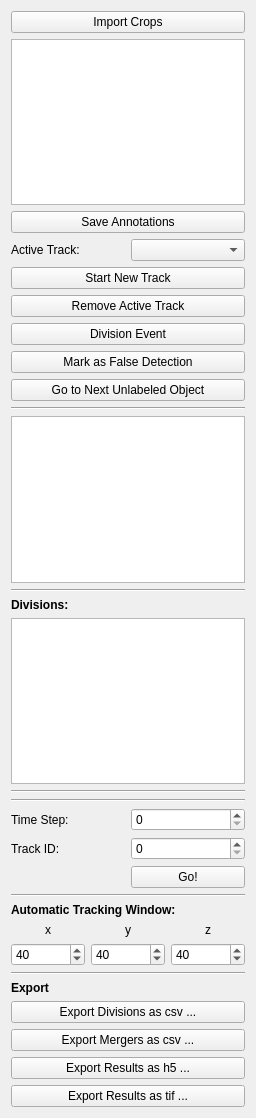
First picture: the form in ilastik/applets/tracking/structured/drawer.ui, repository ilastik/ilastik, before the edit.
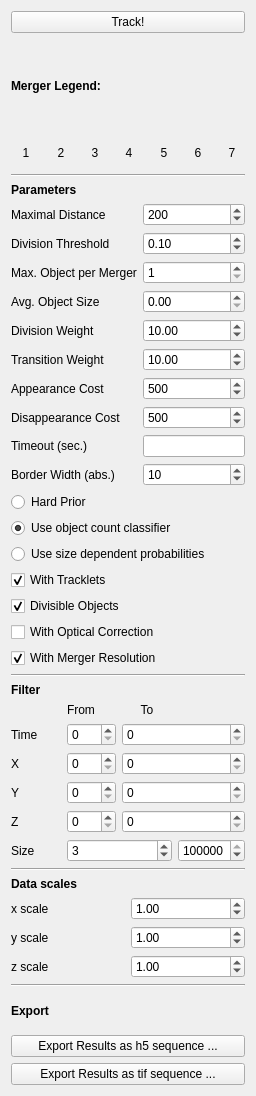
Second picture: the form after the edit. Custom widgets are drawn as their Qt base class.

Commit message: Ported ConsTracking to Structure Tracking Applet.

Diff of the .ui file:
```diff
--- a/ilastik/applets/tracking/structured/drawer.ui
+++ b/ilastik/applets/tracking/structured/drawer.ui
@@ -7,7 +7,7 @@
     <x>0</x>
     <y>0</y>
     <width>256</width>
-    <height>1118</height>
+    <height>1096</height>
    </rect>
   </property>
   <property name="sizePolicy">
@@ -31,225 +31,732 @@
   <property name="windowTitle">
    <string>Form</string>
   </property>
-  <layout class="QGridLayout" name="gridLayout">
-   <item row="0" column="0">
-    <layout class="QVBoxLayout" name="verticalLayout_8">
+  <layout class="QVBoxLayout" name="verticalLayout_4">
+   <item>
+    <widget class="QPushButton" name="TrackButton">
+     <property name="styleSheet">
+      <string notr="true"/>
+     </property>
+     <property name="text">
+      <string>Track!</string>
+     </property>
+    </widget>
+   </item>
+   <item>
+    <widget class="QLabel" name="label_4">
+     <property name="font">
+      <font>
+       <weight>75</weight>
+       <bold>true</bold>
+      </font>
+     </property>
+     <property name="text">
+      <string>Merger Legend:</string>
+     </property>
+    </widget>
+   </item>
+   <item>
+    <layout class="QHBoxLayout" name="horizontalLayout_2">
      <item>
-      <widget class="QPushButton" name="importCrops">
-       <property name="enabled">
-        <bool>true</bool>
+      <widget class="QLabel" name="merg1">
+       <property name="minimumSize">
+        <size>
+         <width>30</width>
+         <height>30</height>
+        </size>
        </property>
+       <property name="maximumSize">
+        <size>
+         <width>30</width>
+         <height>30</height>
+        </size>
+       </property>
+       <property name="layoutDirection">
+        <enum>Qt::LeftToRight</enum>
+       </property>
+       <property name="autoFillBackground">
+        <bool>false</bool>
+       </property>
+       <property name="styleSheet">
+        <string notr="true"/>
+       </property>
        <property name="text">
-        <string>Import Crops</string>
+        <string>1</string>
        </property>
+       <property name="textFormat">
+        <enum>Qt::AutoText</enum>
+       </property>
+       <property name="alignment">
+        <set>Qt::AlignCenter</set>
+       </property>
       </widget>
      </item>
-    </layout>
-   </item>
-   <item row="1" column="0">
-    <widget class="CropListView" name="cropListView"/>
-   </item>
-   <item row="2" column="0">
-    <layout class="QVBoxLayout" name="verticalLayout_9">
      <item>
-      <widget class="QPushButton" name="saveAnnotations">
-       <property name="enabled">
-        <bool>true</bool>
+      <widget class="QLabel" name="merg2">
+       <property name="minimumSize">
+        <size>
+         <width>30</width>
+         <height>30</height>
+        </size>
        </property>
+       <property name="maximumSize">
+        <size>
+         <width>30</width>
+         <height>30</height>
+        </size>
+       </property>
+       <property name="layoutDirection">
+        <enum>Qt::LeftToRight</enum>
+       </property>
+       <property name="autoFillBackground">
+        <bool>false</bool>
+       </property>
+       <property name="styleSheet">
+        <string notr="true"/>
+       </property>
        <property name="text">
-        <string>Save Annotations</string>
+        <string>2</string>
        </property>
+       <property name="textFormat">
+        <enum>Qt::AutoText</enum>
+       </property>
+       <property name="alignment">
+        <set>Qt::AlignCenter</set>
+       </property>
       </widget>
      </item>
+     <item>
+      <widget class="QLabel" name="merg3">
+       <property name="minimumSize">
+        <size>
+         <width>30</width>
+         <height>30</height>
+        </size>
+       </property>
+       <property name="maximumSize">
+        <size>
+         <width>30</width>
+         <height>30</height>
+        </size>
+       </property>
+       <property name="layoutDirection">
+        <enum>Qt::LeftToRight</enum>
+       </property>
+       <property name="autoFillBackground">
+        <bool>false</bool>
+       </property>
+       <property name="styleSheet">
+        <string notr="true"/>
+       </property>
+       <property name="text">
+        <string>3</string>
+       </property>
+       <property name="textFormat">
+        <enum>Qt::AutoText</enum>
+       </property>
+       <property name="alignment">
+        <set>Qt::AlignCenter</set>
+       </property>
+      </widget>
+     </item>
+     <item>
+      <widget class="QLabel" name="merg4">
+       <property name="minimumSize">
+        <size>
+         <width>30</width>
+         <height>30</height>
+        </size>
+       </property>
+       <property name="maximumSize">
+        <size>
+         <width>30</width>
+         <height>30</height>
+        </size>
+       </property>
+       <property name="layoutDirection">
+        <enum>Qt::LeftToRight</enum>
+       </property>
+       <property name="autoFillBackground">
+        <bool>false</bool>
+       </property>
+       <property name="styleSheet">
+        <string notr="true"/>
+       </property>
+       <property name="text">
+        <string>4</string>
+       </property>
+       <property name="textFormat">
+        <enum>Qt::AutoText</enum>
+       </property>
+       <property name="alignment">
+        <set>Qt::AlignCenter</set>
+       </property>
+      </widget>
+     </item>
+     <item>
+      <widget class="QLabel" name="merg5">
+       <property name="minimumSize">
+        <size>
+         <width>30</width>
+         <height>30</height>
+        </size>
+       </property>
+       <property name="maximumSize">
+        <size>
+         <width>30</width>
+         <height>30</height>
+        </size>
+       </property>
+       <property name="layoutDirection">
+        <enum>Qt::LeftToRight</enum>
+       </property>
+       <property name="autoFillBackground">
+        <bool>false</bool>
+       </property>
+       <property name="styleSheet">
+        <string notr="true"/>
+       </property>
+       <property name="text">
+        <string>5</string>
+       </property>
+       <property name="textFormat">
+        <enum>Qt::AutoText</enum>
+       </property>
+       <property name="alignment">
+        <set>Qt::AlignCenter</set>
+       </property>
+      </widget>
+     </item>
+     <item>
+      <widget class="QLabel" name="merg6">
+       <property name="minimumSize">
+        <size>
+         <width>30</width>
+         <height>30</height>
+        </size>
+       </property>
+       <property name="maximumSize">
+        <size>
+         <width>30</width>
+         <height>30</height>
+        </size>
+       </property>
+       <property name="layoutDirection">
+        <enum>Qt::LeftToRight</enum>
+       </property>
+       <property name="autoFillBackground">
+        <bool>false</bool>
+       </property>
+       <property name="styleSheet">
+        <string notr="true"/>
+       </property>
+       <property name="text">
+        <string>6</string>
+       </property>
+       <property name="textFormat">
+        <enum>Qt::AutoText</enum>
+       </property>
+       <property name="alignment">
+        <set>Qt::AlignCenter</set>
+       </property>
+      </widget>
+     </item>
+     <item>
+      <widget class="QLabel" name="merg7">
+       <property name="minimumSize">
+        <size>
+         <width>30</width>
+         <height>30</height>
+        </size>
+       </property>
+       <property name="maximumSize">
+        <size>
+         <width>30</width>
+         <height>30</height>
+        </size>
+       </property>
+       <property name="layoutDirection">
+        <enum>Qt::LeftToRight</enum>
+       </property>
+       <property name="autoFillBackground">
+        <bool>false</bool>
+       </property>
+       <property name="styleSheet">
+        <string notr="true"/>
+       </property>
+       <property name="text">
+        <string>7</string>
+       </property>
+       <property name="textFormat">
+        <enum>Qt::AutoText</enum>
+       </property>
+       <property name="alignment">
+        <set>Qt::AlignCenter</set>
+       </property>
+      </widget>
+     </item>
+     <item>
+      <spacer name="horizontalSpacer">
+       <property name="orientation">
+        <enum>Qt::Horizontal</enum>
+       </property>
+       <property name="sizeHint" stdset="0">
+        <size>
+         <width>40</width>
+         <height>20</height>
+        </size>
+       </property>
+      </spacer>
+     </item>
     </layout>
    </item>
-   <item row="3" column="0">
+   <item>
+    <widget class="Line" name="line_4">
+     <property name="orientation">
+      <enum>Qt::Horizontal</enum>
+     </property>
+    </widget>
+   </item>
+   <item>
     <layout class="QVBoxLayout" name="verticalLayout">
+     <item>
+      <widget class="QLabel" name="label">
+       <property name="sizePolicy">
+        <sizepolicy hsizetype="Preferred" vsizetype="Fixed">
+         <horstretch>0</horstretch>
+         <verstretch>0</verstretch>
+        </sizepolicy>
+       </property>
+       <property name="text">
+        <string>&lt;html&gt;&lt;head/&gt;&lt;body&gt;&lt;p&gt;&lt;span style=&quot; font-weight:600;&quot;&gt;Parameters&lt;/span&gt;&lt;/p&gt;&lt;/body&gt;&lt;/html&gt;</string>
+       </property>
+      </widget>
+     </item>
      <item>
       <layout class="QGridLayout" name="gridLayout_2">
+       <item row="9" column="1">
+        <widget class="QLineEdit" name="timeoutBox"/>
+       </item>
+       <item row="7" column="1">
+        <widget class="QSpinBox" name="appearanceBox">
+         <property name="maximum">
+          <number>9999999</number>
+         </property>
+         <property name="value">
+          <number>500</number>
+         </property>
+        </widget>
+       </item>
+       <item row="2" column="1">
+        <widget class="QDoubleSpinBox" name="divThreshBox">
+         <property name="maximum">
+          <double>1.000000000000000</double>
+         </property>
+         <property name="singleStep">
+          <double>0.050000000000000</double>
+         </property>
+         <property name="value">
+          <double>0.100000000000000</double>
+         </property>
+        </widget>
+       </item>
+       <item row="4" column="0">
+        <widget class="QLabel" name="label_25">
+         <property name="text">
+          <string>Avg. Object Size</string>
+         </property>
+        </widget>
+       </item>
+       <item row="5" column="1">
+        <widget class="QDoubleSpinBox" name="divWeightBox">
+         <property name="maximum">
+          <double>300.000000000000000</double>
+         </property>
+         <property name="value">
+          <double>10.000000000000000</double>
+         </property>
+        </widget>
+       </item>
+       <item row="2" column="0">
+        <widget class="QLabel" name="label_5">
+         <property name="text">
+          <string>Division Threshold</string>
+         </property>
+        </widget>
+       </item>
+       <item row="5" column="0">
+        <widget class="QLabel" name="label_6">
+         <property name="toolTip">
+          <string>&lt;html&gt;&lt;head/&gt;&lt;body&gt;&lt;p&gt;The weight to&lt;span style=&quot; font-weight:600;&quot;&gt; balance division probabilities&lt;/span&gt; against transitions and detections. High values (≥10) give more weight to the division classifier, low values (≤10) will weigh the transition and detection probabilities higher than the division probabilities.&lt;/p&gt;&lt;/body&gt;&lt;/html&gt;</string>
+         </property>
+         <property name="text">
+          <string>Division Weight</string>
+         </property>
+        </widget>
+       </item>
+       <item row="6" column="1">
+        <widget class="QDoubleSpinBox" name="transWeightBox">
+         <property name="maximum">
+          <double>300.000000000000000</double>
+         </property>
+         <property name="value">
+          <double>10.000000000000000</double>
+         </property>
+        </widget>
+       </item>
+       <item row="6" column="0">
+        <widget class="QLabel" name="label_7">
+         <property name="toolTip">
+          <string>&lt;html&gt;&lt;head/&gt;&lt;body&gt;&lt;p&gt;The weight to&lt;span style=&quot; font-weight:600;&quot;&gt; balance transition probabilities&lt;/span&gt; against divisions and detections. High values (≥10) will make transitions overrule division and detection probabilities, low values (≤10) will weigh detection and division classifier higher than transition probabilities.&lt;/p&gt;&lt;/body&gt;&lt;/html&gt;</string>
+         </property>
+         <property name="text">
+          <string>Transition Weight</string>
+         </property>
+        </widget>
+       </item>
+       <item row="3" column="1">
+        <widget class="QSpinBox" name="maxObjectsBox">
+         <property name="minimum">
+          <number>1</number>
+         </property>
+         <property name="maximum">
+          <number>7</number>
+         </property>
+         <property name="value">
+          <number>1</number>
+         </property>
+        </widget>
+       </item>
+       <item row="4" column="1">
+        <widget class="QDoubleSpinBox" name="avgSizeBox">
+         <property name="maximum">
+          <double>100000.000000000000000</double>
+         </property>
+         <property name="value">
+          <double>0.000000000000000</double>
+         </property>
+        </widget>
+       </item>
+       <item row="3" column="0">
+        <widget class="QLabel" name="label_3">
+         <property name="toolTip">
+          <string>&lt;html&gt;&lt;head/&gt;&lt;body&gt;&lt;p&gt;Specify how many objects are maximally contained in one connected component. For instance, if all objects are segmented without any occlusions (or merging), choose 1. If maximally 2 objects are touching in the segmentation, choose 2... Note that this number has to be consistent with the number of classes chosen in the object count classification if the count classifier is selected below.&lt;/p&gt;&lt;/body&gt;&lt;/html&gt;</string>
+         </property>
+         <property name="text">
+          <string>Max. Object per Merger</string>
+         </property>
+        </widget>
+       </item>
        <item row="1" column="1">
-        <widget class="QComboBox" name="activeTrackBox">
-         <property name="enabled">
-          <bool>true</bool>
+        <widget class="QSpinBox" name="maxDistBox">
+         <property name="maximum">
+          <number>99999</number>
          </property>
-         <property name="editable">
-          <bool>false</bool>
+         <property name="value">
+          <number>200</number>
          </property>
         </widget>
        </item>
        <item row="1" column="0">
-        <widget class="QLabel" name="label">
+        <widget class="QLabel" name="label_2">
          <property name="text">
-          <string>Active Track:</string>
+          <string>Maximal Distance</string>
+         </property>
+        </widget>
+       </item>
+       <item row="10" column="0">
+        <widget class="QLabel" name="label_20">
+         <property name="toolTip">
+          <string>&lt;html&gt;&lt;head/&gt;&lt;body&gt;&lt;p&gt;Absolute number of pixels at the border of the field of view where appearance and disappearance cost less (linearly).&lt;/p&gt;&lt;/body&gt;&lt;/html&gt;</string>
+         </property>
+         <property name="text">
+          <string>Border Width (abs.)</string>
+         </property>
+        </widget>
+       </item>
+       <item row="10" column="1">
+        <widget class="QSpinBox" name="bordWidthBox">
+         <property name="maximum">
+          <number>999999</number>
+         </property>
+         <property name="value">
+          <number>10</number>
+         </property>
+        </widget>
+       </item>
+       <item row="9" column="0">
+        <widget class="QLabel" name="label_21">
+         <property name="toolTip">
+          <string>&lt;html&gt;&lt;head/&gt;&lt;body&gt;&lt;p&gt;Timeout in seconds for the &lt;span style=&quot; font-weight:600;&quot;&gt;optimization&lt;/span&gt;. Leave empty for not specifying a timeout (then, the best solution will be found no matter how long it takes). Note that the tracking can take much longer due to pre- and post-processing steps.&lt;/p&gt;&lt;/body&gt;&lt;/html&gt;</string>
+         </property>
+         <property name="text">
+          <string>Timeout (sec.)</string>
+         </property>
+        </widget>
+       </item>
+       <item row="8" column="1">
+        <widget class="QSpinBox" name="disappearanceBox">
+         <property name="maximum">
+          <number>9999999</number>
+         </property>
+         <property name="value">
+          <number>500</number>
+         </property>
+        </widget>
+       </item>
+       <item row="7" column="0">
+        <widget class="QLabel" name="label_22">
+         <property name="toolTip">
+          <string>&lt;html&gt;&lt;head/&gt;&lt;body&gt;&lt;p&gt;Costs to allow one object to &lt;span style=&quot; font-weight:600;&quot;&gt;appear&lt;/span&gt;, i.e. to start a new track other than at the beginning of the time range or the borders of the field of view. High values (≥500) forbid object appearances if possible.&lt;/p&gt;&lt;/body&gt;&lt;/html&gt;</string>
+         </property>
+         <property name="text">
+          <string>Appearance Cost</string>
+         </property>
+        </widget>
+       </item>
+       <item row="8" column="0">
+        <widget class="QLabel" name="label_23">
+         <property name="toolTip">
+          <string>&lt;html&gt;&lt;head/&gt;&lt;body&gt;&lt;p&gt;Costs to allow one object to &lt;span style=&quot; font-weight:600;&quot;&gt;disappear&lt;/span&gt;, i.e. to terminate an existing track other than at the end of the time range or the borders of the field of view. High values (≥500) forbid object disappearances if possible.&lt;/p&gt;&lt;/body&gt;&lt;/html&gt;</string>
+         </property>
+         <property name="text">
+          <string>Disappearance Cost</string>
          </property>
         </widget>
        </item>
       </layout>
      </item>
      <item>
-      <widget class="QPushButton" name="newTrack">
+      <widget class="QRadioButton" name="hardPriorBox">
        <property name="text">
-        <string>Start New Track</string>
+        <string>Hard Prior</string>
        </property>
+       <property name="checked">
+        <bool>false</bool>
+       </property>
+       <attribute name="buttonGroup">
+        <string notr="true">buttonGroup</string>
+       </attribute>
       </widget>
      </item>
      <item>
-      <widget class="QPushButton" name="delTrack">
+      <widget class="QRadioButton" name="classifierPriorBox">
+       <property name="toolTip">
+        <string>&lt;html&gt;&lt;head/&gt;&lt;body&gt;&lt;p&gt;Use the object count classifier for prior probabilities in the tracking model. If this option is chosen, the object count classifier must be trained.&lt;/p&gt;&lt;/body&gt;&lt;/html&gt;</string>
+       </property>
        <property name="text">
-        <string>Remove Active Track</string>
+        <string>Use object count classifier</string>
        </property>
+       <property name="checked">
+        <bool>true</bool>
+       </property>
+       <attribute name="buttonGroup">
+        <string notr="true">buttonGroup</string>
+       </attribute>
       </widget>
      </item>
      <item>
-      <widget class="QPushButton" name="divEvent">
+      <widget class="QRadioButton" name="sizeDepBox">
+       <property name="toolTip">
+        <string>&lt;html&gt;&lt;head/&gt;&lt;body&gt;&lt;p&gt;Use object sizes to derive prior probabilities for the object count. If this option is chosen, the object count classifier will not be considered.&lt;/p&gt;&lt;/body&gt;&lt;/html&gt;</string>
+       </property>
+       <property name="text">
+        <string>Use size dependent probabilities</string>
+       </property>
+       <attribute name="buttonGroup">
+        <string notr="true">buttonGroup</string>
+       </attribute>
+      </widget>
+     </item>
+     <item>
+      <widget class="QCheckBox" name="trackletsBox">
+       <property name="text">
+        <string>With Tracklets</string>
+       </property>
+       <property name="checked">
+        <bool>true</bool>
+       </property>
+      </widget>
+     </item>
+     <item>
+      <widget class="QCheckBox" name="divisionsBox">
+       <property name="toolTip">
+        <string>&lt;html&gt;&lt;head/&gt;&lt;body&gt;&lt;p&gt;Tick if the objects to be tracked are able to divide. For instance, this option should be checked for the tracking of proliferating cells.&lt;/p&gt;&lt;/body&gt;&lt;/html&gt;</string>
+       </property>
+       <property name="text">
+        <string>Divisible Objects</string>
+       </property>
+       <property name="checked">
+        <bool>true</bool>
+       </property>
+      </widget>
+     </item>
+     <item>
+      <widget class="QCheckBox" name="opticalBox">
        <property name="enabled">
         <bool>true</bool>
        </property>
        <property name="text">
-        <string>Division Event</string>
+        <string>With Optical Correction</string>
        </property>
-       <property name="checkable">
+       <property name="checked">
+        <bool>false</bool>
+       </property>
+      </widget>
+     </item>
+     <item>
+      <widget class="QCheckBox" name="mergerResolutionBox">
+       <property name="toolTip">
+        <string>&lt;html&gt;&lt;head/&gt;&lt;body&gt;&lt;p&gt;If mergers are considered in the tracking (Max. Object per Merger &amp;gt; 1), this option will resolve original identities of objects after &amp;quot;demerging&amp;quot;. Note that this involves another optimization step which may take long.&lt;/p&gt;&lt;/body&gt;&lt;/html&gt;</string>
+       </property>
+       <property name="text">
+        <string>With Merger Resolution</string>
+       </property>
+       <property name="checked">
         <bool>true</bool>
-       </property>
-       <property name="checked">
-        <bool>false</bool>
-       </property>
-       <property name="autoExclusive">
-        <bool>false</bool>
-       </property>
-       <property name="default">
-        <bool>false</bool>
-       </property>
-       <property name="flat">
-        <bool>false</bool>
-       </property>
-      </widget>
-     </item>
-     <item>
-      <widget class="QPushButton" name="markMisdetection">
-       <property name="text">
-        <string>Mark as False Detection</string>
-       </property>
-      </widget>
-     </item>
-     <item>
-      <widget class="QPushButton" name="nextUnlabeledButton">
-       <property name="text">
-        <string>Go to Next Unlabeled Object</string>
        </property>
       </widget>
      </item>
     </layout>
    </item>
-   <item row="4" column="0">
-    <widget class="Line" name="line_2">
-     <property name="orientation">
-      <enum>Qt::Horizontal</enum>
-     </property>
-    </widget>
-   </item>
-   <item row="5" column="0">
-    <widget class="QTextBrowser" name="logOutput">
-     <property name="enabled">
-      <bool>true</bool>
-     </property>
-     <property name="font">
-      <font>
-       <pointsize>8</pointsize>
-       <weight>50</weight>
-       <italic>true</italic>
-       <bold>false</bold>
-      </font>
-     </property>
-    </widget>
-   </item>
-   <item row="6" column="0">
+   <item>
     <widget class="Line" name="line">
      <property name="orientation">
       <enum>Qt::Horizontal</enum>
      </property>
     </widget>
    </item>
-   <item row="7" column="0">
-    <widget class="QLabel" name="label_2">
-     <property name="font">
-      <font>
-       <weight>75</weight>
-       <bold>true</bold>
-      </font>
-     </property>
-     <property name="text">
-      <string>Divisions:</string>
-     </property>
-    </widget>
-   </item>
-   <item row="8" column="0">
-    <widget class="QListWidget" name="divisionsList"/>
-   </item>
-   <item row="9" column="0">
-    <widget class="Line" name="line_3">
-     <property name="orientation">
-      <enum>Qt::Horizontal</enum>
-     </property>
-    </widget>
-   </item>
-   <item row="10" column="0">
-    <widget class="Line" name="line_5">
-     <property name="orientation">
-      <enum>Qt::Horizontal</enum>
-     </property>
-    </widget>
-   </item>
-   <item row="11" column="0">
-    <layout class="QGridLayout" name="gridLayout_4">
-     <item row="0" column="0">
-      <widget class="QLabel" name="label_3">
-       <property name="text">
-        <string>Time Step:</string>
+   <item>
+    <layout class="QVBoxLayout" name="verticalLayout_3">
+     <item>
+      <widget class="QLabel" name="label_12">
+       <property name="font">
+        <font>
+         <weight>75</weight>
+         <bold>true</bold>
+        </font>
        </property>
-      </widget>
-     </item>
-     <item row="0" column="1">
-      <widget class="QSpinBox" name="timeBox">
-       <property name="maximum">
-        <number>9999</number>
-       </property>
-      </widget>
-     </item>
-     <item row="1" column="0">
-      <widget class="QLabel" name="label_4">
        <property name="text">
-        <string>Track ID:</string>
+        <string>Filter</string>
        </property>
       </widget>
      </item>
-     <item row="1" column="1">
-      <widget class="QSpinBox" name="tidBox">
-       <property name="maximum">
-        <number>99999</number>
-       </property>
-      </widget>
-     </item>
-     <item row="2" column="1">
-      <widget class="QPushButton" name="gotoLabel">
-       <property name="text">
-        <string>Go!</string>
-       </property>
-      </widget>
+     <item>
+      <layout class="QGridLayout" name="gridLayout_3">
+       <item row="3" column="1">
+        <widget class="QSpinBox" name="from_y"/>
+       </item>
+       <item row="1" column="1">
+        <widget class="QSpinBox" name="from_time"/>
+       </item>
+       <item row="2" column="1">
+        <widget class="QSpinBox" name="from_x"/>
+       </item>
+       <item row="3" column="0">
+        <widget class="QLabel" name="label_17">
+         <property name="text">
+          <string>Y</string>
+         </property>
+        </widget>
+       </item>
+       <item row="1" column="0">
+        <widget class="QLabel" name="label_15">
+         <property name="text">
+          <string>Time</string>
+         </property>
+        </widget>
+       </item>
+       <item row="2" column="2" colspan="2">
+        <widget class="QSpinBox" name="to_x"/>
+       </item>
+       <item row="0" column="1">
+        <widget class="QLabel" name="label_13">
+         <property name="text">
+          <string>From</string>
+         </property>
+        </widget>
+       </item>
+       <item row="5" column="1" colspan="2">
+        <widget class="QSpinBox" name="from_size">
+         <property name="maximum">
+          <number>100000</number>
+         </property>
+         <property name="value">
+          <number>3</number>
+         </property>
+        </widget>
+       </item>
+       <item row="3" column="2" colspan="2">
+        <widget class="QSpinBox" name="to_y"/>
+       </item>
+       <item row="5" column="3">
+        <widget class="QSpinBox" name="to_size">
+         <property name="maximum">
+          <number>100000</number>
+         </property>
+         <property name="value">
+          <number>100000</number>
+         </property>
+        </widget>
+       </item>
+       <item row="5" column="0">
+        <widget class="QLabel" name="label_19">
+         <property name="toolTip">
+          <string>&lt;html&gt;&lt;head/&gt;&lt;body&gt;&lt;p&gt;Only track objects with sizes within the given range.&lt;/p&gt;&lt;/body&gt;&lt;/html&gt;</string>
+         </property>
+         <property name="text">
+          <string>Size</string>
+         </property>
+        </widget>
+       </item>
+       <item row="4" column="2" colspan="2">
+        <widget class="QSpinBox" name="to_z"/>
+       </item>
+       <item row="4" column="1">
+        <widget class="QSpinBox" name="from_z"/>
+       </item>
+       <item row="2" column="0">
+        <widget class="QLabel" name="label_16">
+         <property name="text">
+          <string>X</string>
+         </property>
+        </widget>
+       </item>
+       <item row="4" column="0">
+        <widget class="QLabel" name="label_18">
+         <property name="text">
+          <string>Z</string>
+         </property>
+        </widget>
+       </item>
+       <item row="1" column="2" colspan="2">
+        <widget class="QSpinBox" name="to_time"/>
+       </item>
+       <item row="0" column="2">
+        <widget class="QLabel" name="label_14">
+         <property name="text">
+          <string>To</string>
+         </property>
+         <property name="alignment">
+          <set>Qt::AlignCenter</set>
+         </property>
+        </widget>
+       </item>
+      </layout>
      </item>
     </layout>
    </item>
-   <item row="12" column="0">
-    <widget class="Line" name="line_6">
+   <item>
+    <widget class="Line" name="line_2">
      <property name="orientation">
       <enum>Qt::Horizontal</enum>
      </property>
     </widget>
    </item>
-   <item row="13" column="0">
+   <item>
     <layout class="QVBoxLayout" name="verticalLayout_2">
      <item>
-      <widget class="QLabel" name="label_5">
+      <widget class="QLabel" name="label_8">
        <property name="font">
         <font>
          <weight>75</weight>
@@ -257,73 +764,51 @@
         </font>
        </property>
        <property name="text">
-        <string>Automatic Tracking Window:</string>
+        <string>Data scales</string>
        </property>
       </widget>
      </item>
      <item>
-      <layout class="QHBoxLayout" name="horizontalLayout_2">
-       <item>
-        <widget class="QLabel" name="label_8">
+      <layout class="QGridLayout" name="gridLayout">
+       <item row="1" column="0">
+        <widget class="QLabel" name="label_10">
          <property name="text">
-          <string>x</string>
+          <string>y scale</string>
          </property>
-         <property name="alignment">
-          <set>Qt::AlignCenter</set>
-         </property>
         </widget>
        </item>
-       <item>
-        <widget class="QLabel" name="label_7">
+       <item row="2" column="0">
+        <widget class="QLabel" name="label_11">
          <property name="text">
-          <string>y</string>
+          <string>z scale</string>
          </property>
-         <property name="alignment">
-          <set>Qt::AlignCenter</set>
-         </property>
         </widget>
        </item>
-       <item>
-        <widget class="QLabel" name="label_6">
+       <item row="0" column="0">
+        <widget class="QLabel" name="label_9">
          <property name="text">
-          <string>z</string>
+          <string>x scale</string>
          </property>
-         <property name="alignment">
-          <set>Qt::AlignCenter</set>
-         </property>
         </widget>
        </item>
-      </layout>
-     </item>
-     <item>
-      <layout class="QHBoxLayout" name="horizontalLayout">
-       <item>
-        <widget class="QSpinBox" name="windowXBox">
-         <property name="maximum">
-          <number>9999</number>
-         </property>
+       <item row="0" column="1">
+        <widget class="QDoubleSpinBox" name="x_scale">
          <property name="value">
-          <number>40</number>
+          <double>1.000000000000000</double>
          </property>
         </widget>
        </item>
-       <item>
-        <widget class="QSpinBox" name="windowYBox">
-         <property name="maximum">
-          <number>9999</number>
-         </property>
+       <item row="1" column="1">
+        <widget class="QDoubleSpinBox" name="y_scale">
          <property name="value">
-          <number>40</number>
+          <double>1.000000000000000</double>
          </property>
         </widget>
        </item>
-       <item>
-        <widget class="QSpinBox" name="windowZBox">
-         <property name="maximum">
-          <number>9999</number>
-         </property>
+       <item row="2" column="1">
+        <widget class="QDoubleSpinBox" name="z_scale">
          <property name="value">
-          <number>40</number>
+          <double>1.000000000000000</double>
          </property>
         </widget>
        </item>
@@ -331,17 +816,17 @@
      </item>
     </layout>
    </item>
-   <item row="14" column="0">
-    <widget class="Line" name="line_4">
+   <item>
+    <widget class="Line" name="line_3">
      <property name="orientation">
       <enum>Qt::Horizontal</enum>
      </property>
     </widget>
    </item>
-   <item row="15" column="0">
+   <item>
     <layout class="QVBoxLayout" name="verticalLayout_7">
      <item>
-      <widget class="QLabel" name="label_22">
+      <widget class="QLabel" name="exportLabel">
        <property name="font">
         <font>
          <weight>75</weight>
@@ -353,27 +838,13 @@
        </property>
       </widget>
      </item>
-     <item>
-      <widget class="QPushButton" name="exportDivisions">
-       <property name="text">
-        <string>Export Divisions as csv ...</string>
-       </property>
-      </widget>
-     </item>
-     <item>
-      <widget class="QPushButton" name="exportMergers">
-       <property name="text">
-        <string>Export Mergers as csv ...</string>
-       </property>
-      </widget>
-     </item>
      <item>
       <widget class="QPushButton" name="exportButton">
        <property name="enabled">
         <bool>true</bool>
        </property>
        <property name="text">
-        <string>Export Results as h5 ...</string>
+        <string>Export Results as h5 sequence ...</string>
        </property>
       </widget>
      </item>
@@ -383,7 +854,7 @@
         <bool>true</bool>
        </property>
        <property name="text">
-        <string>Export Results as tif ...</string>
+        <string>Export Results as tif sequence ...</string>
        </property>
       </widget>
      </item>
@@ -391,13 +862,6 @@
    </item>
   </layout>
  </widget>
- <customwidgets>
-  <customwidget>
-   <class>CropListView</class>
-   <extends>QTableView</extends>
-   <header>ilastik.widgets.cropListView</header>
-  </customwidget>
- </customwidgets>
  <tabstops>
   <tabstop>activeTrackBox</tabstop>
   <tabstop>newTrack</tabstop>
```
Left out of the diff: 51 changed lines with no effect on the pictures. The commit also changes 7 other files.
